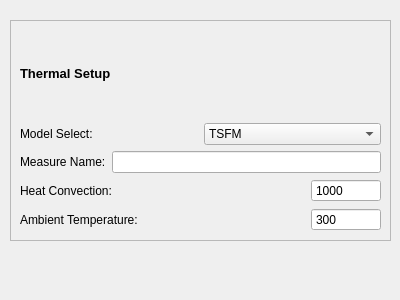
Qt form NEW_UI/ui/thermalSetup.ui (e3da/PowerSynth2-core) before a commit.
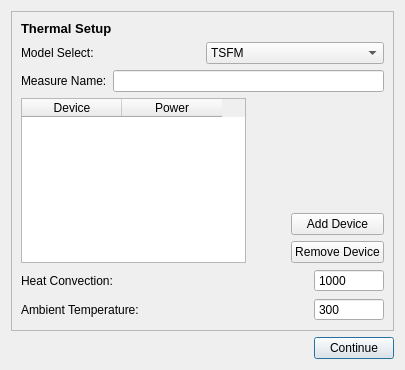
The same form after that commit.

What changed in the file:
```diff
--- a/NEW_UI/ui/thermalSetup.ui
+++ b/NEW_UI/ui/thermalSetup.ui
@@ -6,22 +6,16 @@
    <rect>
     <x>0</x>
     <y>0</y>
-    <width>400</width>
-    <height>300</height>
+    <width>405</width>
+    <height>370</height>
    </rect>
   </property>
   <property name="windowTitle">
    <string>Dialog</string>
   </property>
+  <layout class="QVBoxLayout" name="verticalLayout_2">
+   <item>
   <widget class="QFrame" name="thermal_setup_2">
-   <property name="geometry">
-    <rect>
-     <x>10</x>
-     <y>20</y>
-     <width>381</width>
-     <height>221</height>
-    </rect>
-   </property>
    <property name="frameShape">
     <enum>QFrame::StyledPanel</enum>
    </property>
@@ -80,6 +74,71 @@
       </item>
      </layout>
     </item>
+      <item>
+       <layout class="QHBoxLayout" name="horizontalLayout_3">
+        <item>
+         <widget class="QTableWidget" name="tableWidget">
+          <column>
+           <property name="text">
+            <string>Device</string>
+           </property>
+          </column>
+          <column>
+           <property name="text">
+            <string>Power</string>
+           </property>
+          </column>
+         </widget>
+        </item>
+        <item>
+         <spacer name="horizontalSpacer_2">
+          <property name="orientation">
+           <enum>Qt::Horizontal</enum>
+          </property>
+          <property name="sizeType">
+           <enum>QSizePolicy::Maximum</enum>
+          </property>
+          <property name="sizeHint" stdset="0">
+           <size>
+            <width>70</width>
+            <height>20</height>
+           </size>
+          </property>
+         </spacer>
+        </item>
+        <item>
+         <layout class="QVBoxLayout" name="verticalLayout">
+          <item>
+           <spacer name="verticalSpacer">
+            <property name="orientation">
+             <enum>Qt::Vertical</enum>
+            </property>
+            <property name="sizeHint" stdset="0">
+             <size>
+              <width>20</width>
+              <height>40</height>
+             </size>
+            </property>
+           </spacer>
+          </item>
+          <item>
+           <widget class="QPushButton" name="btn_add_device">
+            <property name="text">
+             <string>Add Device</string>
+            </property>
+           </widget>
+          </item>
+          <item>
+           <widget class="QPushButton" name="btn_remove_device">
+            <property name="text">
+             <string>Remove Device</string>
+            </property>
+           </widget>
+          </item>
+         </layout>
+        </item>
+       </layout>
+      </item>
     <item>
      <layout class="QHBoxLayout" name="horizontalLayout_19">
       <item>
@@ -166,6 +225,35 @@
     </item>
    </layout>
   </widget>
+   </item>
+   <item>
+    <layout class="QHBoxLayout" name="horizontalLayout">
+     <item>
+      <spacer name="horizontalSpacer">
+       <property name="orientation">
+        <enum>Qt::Horizontal</enum>
+       </property>
+       <property name="sizeHint" stdset="0">
+        <size>
+         <width>40</width>
+         <height>20</height>
+        </size>
+       </property>
+      </spacer>
+     </item>
+     <item>
+      <widget class="QPushButton" name="btn_continue">
+       <property name="text">
+        <string>Continue</string>
+       </property>
+       <property name="default">
+        <bool>true</bool>
+       </property>
+      </widget>
+     </item>
+    </layout>
+   </item>
+  </layout>
  </widget>
  <resources/>
  <connections/>
```
Left out of the diff: 2 changed lines with no effect on the pictures. Lines whose indentation alone changed are shown as unchanged.
